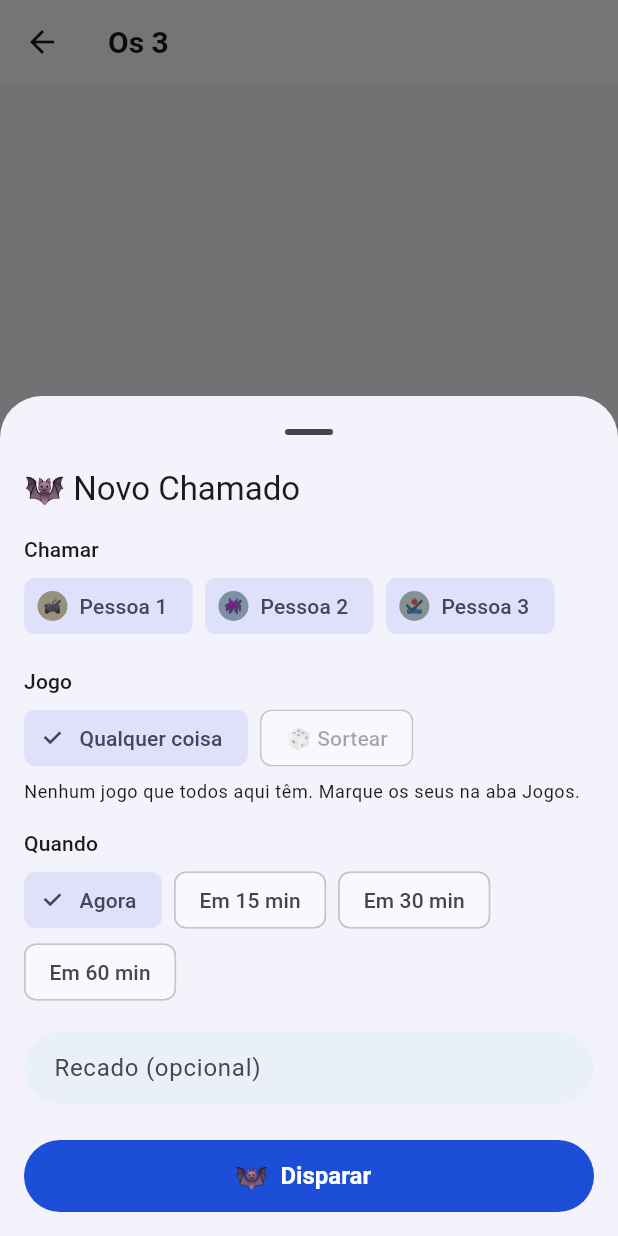
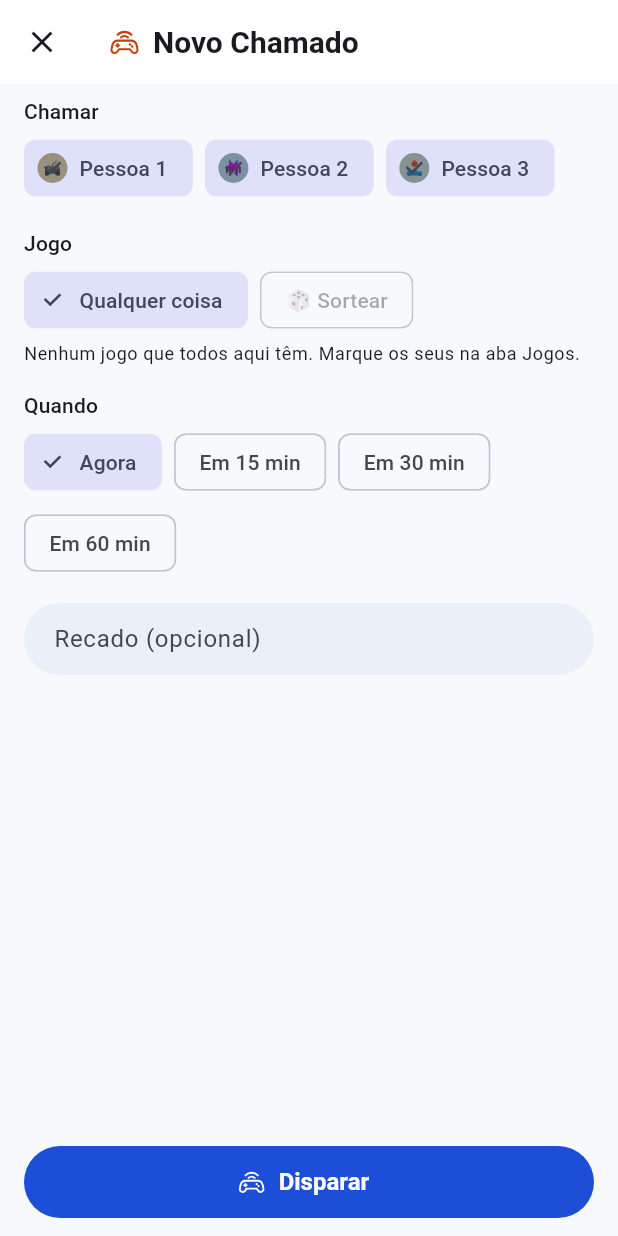
Before and after one commit to Israel-Mendes-git/Sale, a Flutter app: the ChatScreen screen opened directly with sample values from the repository, after a tap on an icon or button, on a phone screen of 412 x 824 dp. Run offline on Flutter 3.47's test engine with Material 3 defaults, Android fonts, the phone set to English and light mode, and no system bars; our stand-ins replace firebase_core, firebase_messaging, flutter_local_notifications, flutter_riverpod, flutter_svg, package_info_plus and 2 more; missing offline and left inert: ota_update; accounts and stored records are empty.

Commit message:
Chamado em tela cheia, e as folhas acima dos botões do celular
Montar o Chamado era uma folha subindo do rodapé, no tamanho do conteúdo:
são quatro escolhas e uma lista de jogos que cresce com a biblioteca do
grupo, então o "Disparar" terminava rente à barra de botões do Android,
difícil de acertar e sem como esticar a folha. Agora é tela cheia, com o
"Disparar" parado no rodapé e o conteúdo rolando atrás.

As outras folhas (encontro fixo, novo jogo, nova resposta) tinham o mesmo
defeito pela raiz: o recuo de baixo contava só o teclado
(MediaQuery.viewInsets), nunca a barra do sistema. O cálculo repetido nas
três virou o SheetBody, que desconta as duas coisas.

```diff
--- a/lib/ui/screens/chat_screen.dart
+++ b/lib/ui/screens/chat_screen.dart
@@ -5,7 +5,7 @@ import '../../domain/models.dart';
 import '../../state/providers.dart';
 import '../format.dart';
 import '../widgets/chamado_card.dart';
-import 'new_chamado_sheet.dart';
+import 'new_chamado_screen.dart';
 
 class ChatScreen extends ConsumerStatefulWidget {
   const ChatScreen({
@@ -44,13 +44,13 @@ class _ChatScreenState extends ConsumerState<ChatScreen> {
   }
 
   void _openChamado() {
-    showModalBottomSheet<void>(
-      context: context,
-      isScrollControlled: true,
-      showDragHandle: true,
-      builder: (_) => NewChamadoSheet(
-        conversation: widget.conversation,
-        userId: widget.userId,
+    Navigator.of(context).push(
+      MaterialPageRoute<void>(
+        fullscreenDialog: true,
+        builder: (_) => NewChamadoScreen(
+          conversation: widget.conversation,
+          userId: widget.userId,
+        ),
       ),
     );
   }
--- a/lib/ui/screens/new_chamado_sheet.dart
+++ b/lib/ui/screens/new_chamado_screen.dart
@@ -5,6 +5,7 @@ import '../../domain/games.dart';
 import '../../domain/models.dart';
 import '../../state/providers.dart';
 import '../widgets/avatar.dart';
+import '../widgets/brand.dart';
 
 /// Minutos a partir de agora; nulo = agora.
 const _whenOptions = <int?>[null, 15, 30, 60];
@@ -12,8 +13,14 @@ const _whenOptions = <int?>[null, 15, 30, 60];
 /// Escolha de jogo: nulo = qualquer coisa; [_draw] = sortear; senão, o id.
 const _draw = '__sortear__';
 
-class NewChamadoSheet extends ConsumerStatefulWidget {
-  const NewChamadoSheet({
+/// Monta o Chamado: quem, qual jogo, quando e o recado.
+///
+/// Tela cheia, e não uma folha subindo do rodapé: são quatro escolhas, e a
+/// lista de jogos cresce junto com a biblioteca do grupo. Na folha o
+/// "Disparar" terminava rente aos botões do celular, difícil de acertar;
+/// aqui ele fica parado no rodapé, com o conteúdo rolando atrás.
+class NewChamadoScreen extends ConsumerStatefulWidget {
+  const NewChamadoScreen({
     super.key,
     required this.conversation,
     required this.userId,
@@ -23,10 +30,10 @@ class NewChamadoSheet extends ConsumerStatefulWidget {
   final String userId;
 
   @override
-  ConsumerState<NewChamadoSheet> createState() => _NewChamadoSheetState();
+  ConsumerState<NewChamadoScreen> createState() => _NewChamadoScreenState();
 }
 
-class _NewChamadoSheetState extends ConsumerState<NewChamadoSheet> {
+class _NewChamadoScreenState extends ConsumerState<NewChamadoScreen> {
   late final Set<String> _targets = {
     for (final id in widget.conversation.memberIds)
       if (id != widget.userId) id,
@@ -82,6 +89,7 @@ class _NewChamadoSheetState extends ConsumerState<NewChamadoSheet> {
   Widget build(BuildContext context) {
     final repo = ref.watch(repositoryProvider);
     final theme = Theme.of(context);
+    final scheme = theme.colorScheme;
     final others = [
       for (final id in widget.conversation.memberIds)
         if (id != widget.userId) repo.profile(id),
@@ -90,24 +98,26 @@ class _NewChamadoSheetState extends ConsumerState<NewChamadoSheet> {
     final playable = _playable;
     final choice = _effectiveChoice(playable);
 
-    return Padding(
-      padding: EdgeInsets.fromLTRB(
-        16,
-        0,
-        16,
-        16 + MediaQuery.viewInsetsOf(context).bottom,
+    return Scaffold(
+      appBar: AppBar(
+        title: Row(
+          children: [
+            Marca(size: 22, color: scheme.secondary),
+            const SizedBox(width: 8),
+            const Text('Novo Chamado'),
+          ],
+        ),
       ),
-      child: SingleChildScrollView(
+      body: SingleChildScrollView(
+        padding: const EdgeInsets.fromLTRB(16, 8, 16, 16),
         child: Column(
-          mainAxisSize: MainAxisSize.min,
           crossAxisAlignment: CrossAxisAlignment.start,
           children: [
-            Text('🦇 Novo Chamado', style: theme.textTheme.titleLarge),
-            const SizedBox(height: 16),
             Text('Chamar', style: theme.textTheme.labelLarge),
             const SizedBox(height: 4),
             Wrap(
               spacing: 8,
+              runSpacing: 6,
               children: [
                 for (final p in others)
                   FilterChip(
@@ -160,6 +170,7 @@ class _NewChamadoSheetState extends ConsumerState<NewChamadoSheet> {
             const SizedBox(height: 4),
             Wrap(
               spacing: 8,
+              runSpacing: 6,
               children: [
                 for (final m in _whenOptions)
                   ChoiceChip(
@@ -178,16 +189,22 @@ class _NewChamadoSheetState extends ConsumerState<NewChamadoSheet> {
                 hintText: 'Partida rápida, só 1 hora…',
               ),
             ),
-            const SizedBox(height: 24),
-            SizedBox(
-              width: double.infinity,
-              child: FilledButton.icon(
-                onPressed: _targets.isEmpty || _sending ? null : _fire,
-                icon: const Text('🦇', style: TextStyle(fontSize: 18)),
-                label: const Text('Disparar'),
-              ),
+          ],
+        ),
+      ),
+      // Parado no rodapé, longe dos botões do celular: o Scaffold cuida de
+      // levantá-lo quando o teclado abre.
+      bottomNavigationBar: SafeArea(
+        child: Padding(
+          padding: const EdgeInsets.fromLTRB(16, 8, 16, 12),
+          child: SizedBox(
+            width: double.infinity,
+            child: FilledButton.icon(
+              onPressed: _targets.isEmpty || _sending ? null : _fire,
+              icon: Marca(size: 20, color: scheme.onPrimary),
+              label: const Text('Disparar'),
             ),
-          ],
+          ),
         ),
       ),
     );
```
Also changed, not shown: lib/ui/screens/games_screen.dart (+2 -7 lines), lib/ui/screens/meeting_sheet.dart (+2 -7 lines), lib/ui/widgets/sheet.dart (added, +28 -0 lines).
